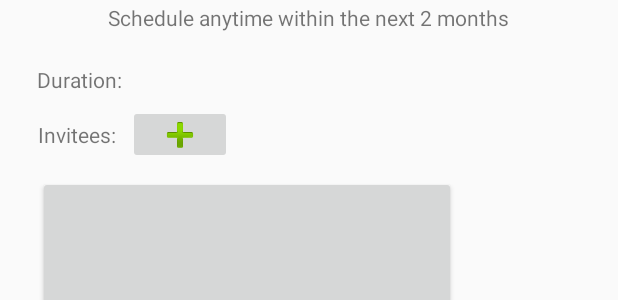
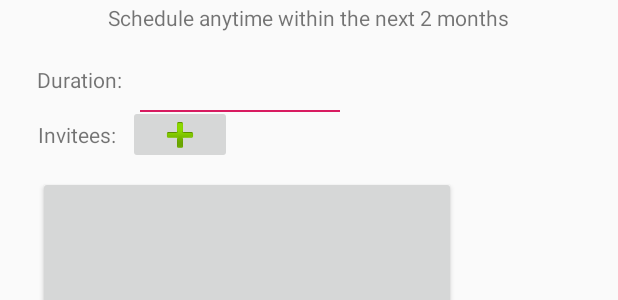
Before and after one commit to wesley-tang/Overlap, an Android app: the layout activity_calendar_select.xml on its own in the app's theme, with its tools: preview values and no code run, on a phone screen of 412 x 824 dp. Shown: the part 483-783 px from the top of the screen. Run offline under Robolectric (Android 15) with nearby library versions, the phone set to English and light mode, and no system bars.

Commit message:
Series of changes and tweaks across the board to get this thing to work. lots of bad hardcoded temp stuff

```diff
--- a/Overlap/app/src/main/AndroidManifest.xml
+++ b/Overlap/app/src/main/AndroidManifest.xml
@@ -19,6 +19,7 @@ package="overlap.project">
         </intent-filter>
     </activity>
     <activity android:name=".scheduler.CalendarSelect"/>
+    <activity android:name=".NewEvent"/>
 </application>
 
 </manifest>
--- a/Overlap/app/src/main/java/overlap/project/MainActivity.java
+++ b/Overlap/app/src/main/java/overlap/project/MainActivity.java
@@ -22,8 +22,7 @@ public class MainActivity extends AppCompatActivity implements View.OnClickListe
 	private GoogleSignInClient mGoogleSignInClient;
 	private int RC_SIGN_IN = 1;
 
-	public static final String USER_ID = "overlap.project.ID";
-	public static final String USER_EMAIL = "overlap.project.EMAIl";
+	public static final String USER_ACCOUNT = "overlap.project.ACCOUNT";
 
 	@Override
 	protected void onCreate(Bundle savedInstanceState) {
@@ -70,8 +69,7 @@ public class MainActivity extends AppCompatActivity implements View.OnClickListe
 
 			// Pass the authenticated user's email and id to the calendar activity, and start it
 			Intent myIntent = new Intent(this, CalendarSelect.class);
-			myIntent.putExtra(USER_EMAIL, account.getEmail());
-			myIntent.putExtra(USER_ID, account.getId());
+			myIntent.putExtra(USER_ACCOUNT, account);
 			startActivity(myIntent);
 
 			// Create pop up notification for authentication
--- a/Overlap/app/src/main/java/overlap/project/getUser.java
+++ b/Overlap/app/src/main/java/overlap/project/getUser.java
@@ -48,7 +48,7 @@ public class getUser {
 
 						// Set as defaults
 						// todo retrieve calendar
-					// todo remove magic numbers
+						// todo remove magic numbers
 						ics = "";
 						weekdayPref = "";
 						defDuration = 60;
--- a/Overlap/app/src/main/res/layout/activity_calendar_select.xml
+++ b/Overlap/app/src/main/res/layout/activity_calendar_select.xml
@@ -26,11 +26,11 @@
         android:contentDescription="@string/description"
         app:layout_constraintBottom_toBottomOf="parent"
         app:layout_constraintEnd_toEndOf="parent"
-        app:layout_constraintStart_toEndOf="@+id/button2"
+        app:layout_constraintStart_toEndOf="@+id/schedule"
         app:srcCompat="@android:drawable/ic_menu_manage" />
 
     <Button
-        android:id="@+id/button2"
+        android:id="@+id/schedule"
         android:layout_width="0dp"
         android:layout_height="0dp"
         android:layout_marginStart="25dp"
@@ -43,14 +43,14 @@
         app:layout_constraintTop_toBottomOf="@+id/textView5" />
 
     <TextView
-        android:id="@+id/textView"
+        android:id="@+id/datesText"
         android:layout_width="wrap_content"
         android:layout_height="23dp"
         android:layout_marginStart="40dp"
         android:layout_marginTop="8dp"
         android:layout_marginBottom="64dp"
         android:text="@string/timeframe"
-        app:layout_constraintBottom_toTopOf="@+id/button2"
+        app:layout_constraintBottom_toTopOf="@+id/schedule"
         app:layout_constraintStart_toStartOf="@+id/calendarView"
         app:layout_constraintTop_toBottomOf="@+id/calendarView"
         app:layout_constraintVertical_bias="0.068" />
@@ -59,12 +59,15 @@
         android:id="@+id/textView3"
         android:layout_width="wrap_content"
         android:layout_height="wrap_content"
+        android:layout_marginBottom="17dp"
+        android:layout_marginEnd="4dp"
+        android:layout_marginStart="8dp"
         android:layout_marginTop="365dp"
-        android:layout_marginEnd="4dp"
-        android:layout_marginBottom="17dp"
         android:text="@string/duration"
         app:layout_constraintBottom_toTopOf="@+id/textView5"
         app:layout_constraintEnd_toStartOf="@+id/imageButton4"
+        app:layout_constraintHorizontal_bias="1.0"
+        app:layout_constraintStart_toStartOf="parent"
         app:layout_constraintTop_toTopOf="parent" />
 
     <TextView
@@ -75,7 +78,7 @@
         android:layout_marginEnd="8dp"
         android:layout_marginBottom="18dp"
         android:text="@string/invitees"
-        app:layout_constraintBottom_toTopOf="@+id/button2"
+        app:layout_constraintBottom_toTopOf="@+id/schedule"
         app:layout_constraintEnd_toStartOf="@+id/imageButton4"
         app:layout_constraintStart_toStartOf="parent"
         app:layout_constraintTop_toBottomOf="@+id/textView3" />
@@ -88,10 +91,26 @@
         android:layout_marginEnd="257dp"
         android:layout_marginBottom="8dp"
         android:contentDescription="@string/description"
-        app:layout_constraintBottom_toTopOf="@+id/button2"
+        app:layout_constraintBottom_toTopOf="@+id/schedule"
         app:layout_constraintEnd_toEndOf="parent"
         app:layout_constraintStart_toEndOf="@+id/textView5"
         app:layout_constraintTop_toBottomOf="@+id/textView3"
         app:srcCompat="@android:drawable/ic_input_add" />
 
+    <EditText
+        android:id="@+id/durationField"
+        android:layout_width="141dp"
+        android:layout_height="19dp"
+        android:layout_marginBottom="8dp"
+        android:layout_marginEnd="8dp"
+        android:layout_marginStart="8dp"
+        android:layout_marginTop="8dp"
+        android:ems="10"
+        android:inputType="number"
+        app:layout_constraintBottom_toTopOf="@+id/schedule"
+        app:layout_constraintEnd_toEndOf="parent"
+        app:layout_constraintHorizontal_bias="0.0"
+        app:layout_constraintStart_toEndOf="@+id/textView3"
+        app:layout_constraintTop_toBottomOf="@+id/datesText" />
+
 </android.support.constraint.ConstraintLayout>
```
Also changed, not shown: Overlap/app/src/main/java/overlap/project/User.java (+43 -29 lines), Overlap/app/src/main/res/layout/activity_main.xml (+5 -2 lines), Overlap/app/src/main/res/layout/activity_schedule_event.xml (+30 -1 lines).
